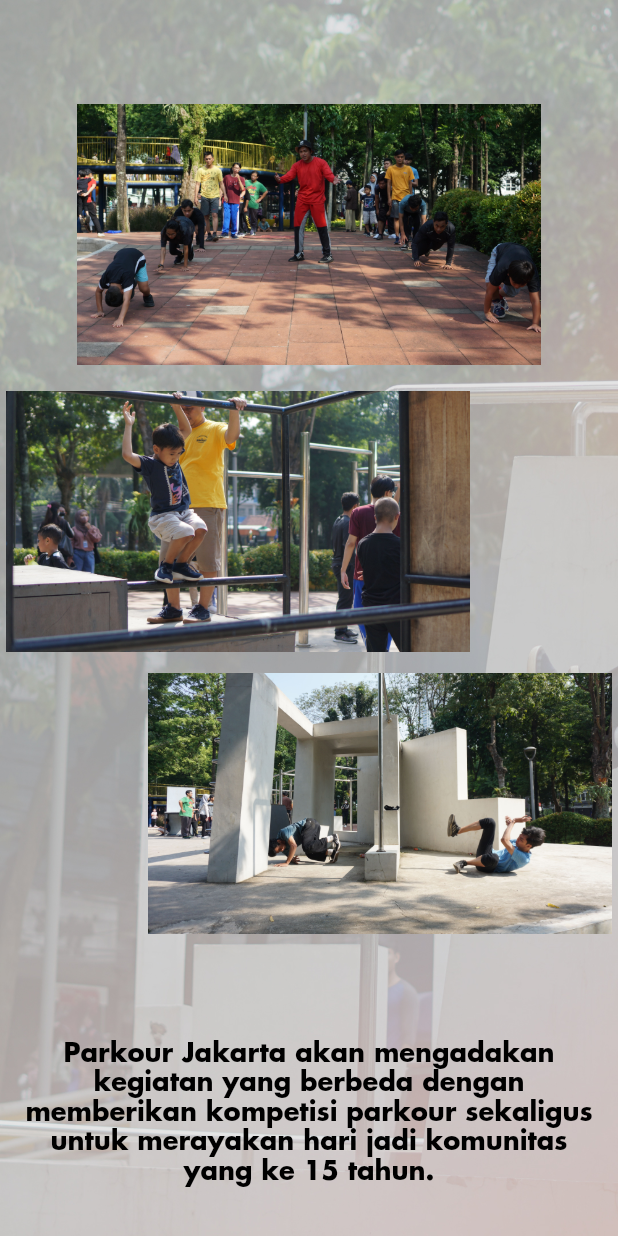
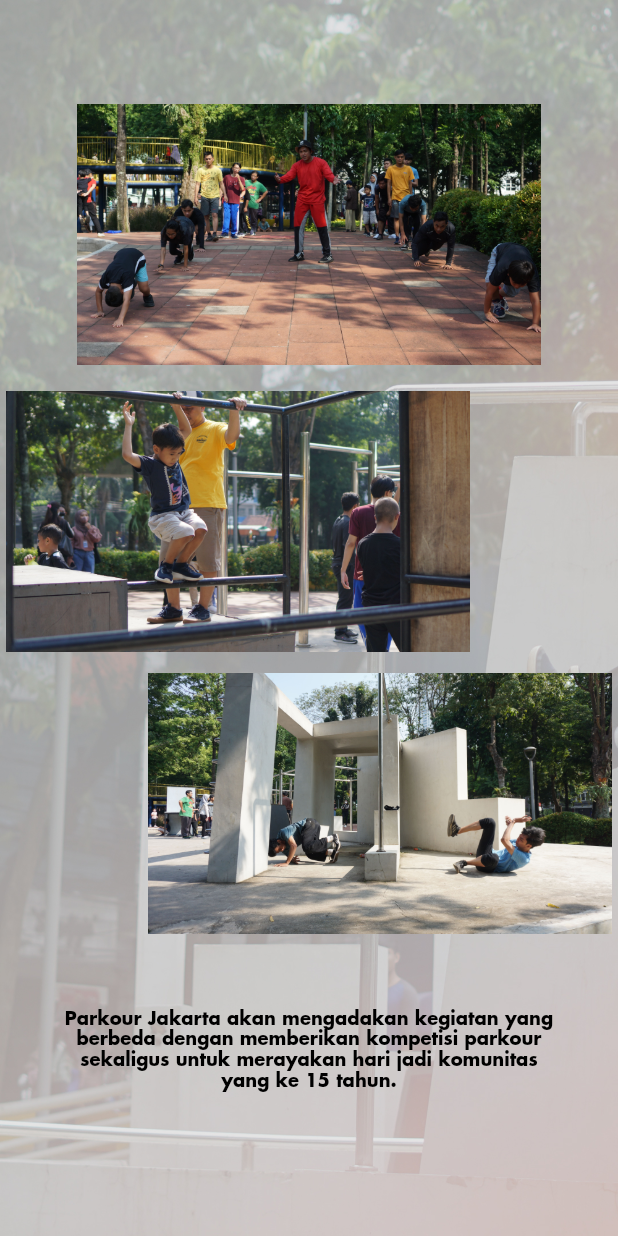
Before and after one commit to nurihsan95/website-parkourjkt, a Flutter app: the Body widget shown alone on an empty page, opened directly with empty values, on a phone screen of 412 x 824 dp. Run offline on Flutter 3.47's test engine with Material 2 defaults, Android fonts, the phone set to English and light mode, and no system bars; drawn by our look-alikes of auto_size_text; our stand-ins replace firebase_core, font_awesome_flutter, responsive_framework; accounts and stored records are empty.

Commit message:
Re-configure for responsive font and layout

```diff
--- a/lib/resource/resource.dart
+++ b/lib/resource/resource.dart
@@ -35,6 +35,11 @@ TextStyle ContentStyle = TextStyle(
   fontSize: 20,
 );
 
+TextStyle TabContentStyle = TextStyle(
+  fontFamily: 'Futura',
+  color: Color(0xFF000000),
+);
+
 TextStyle SubContentStyle = TextStyle(
   fontFamily: 'Futura',
   color: Color(0xFF000000),
--- a/lib/view/dessign_pattern/countdown.dart
+++ b/lib/view/dessign_pattern/countdown.dart
@@ -85,12 +85,13 @@ class _CountDownTimerState extends State<CountDownTimer> {
                 mainAxisAlignment: MainAxisAlignment.center,
                 children: [
                   Expanded(
+                    flex: 2,
                     child: Container(
-                      alignment: Alignment.bottomCenter,
+                      alignment: Alignment.center,
                       child: AutoSizeText(
                         days,
                         style: ContentStyle.copyWith(fontSize: 20),
-                        presetFontSizes: [60, 40],
+                        presetFontSizes: [60, 30, 14],
                       ),
                     ),
                   ),
@@ -98,6 +99,7 @@ class _CountDownTimerState extends State<CountDownTimer> {
                     child: AutoSizeText(
                       'HARI',
                       style: ContentStyle,
+                      presetFontSizes: [20, 14],
                     ),
                   )
                 ],
@@ -105,12 +107,13 @@ class _CountDownTimerState extends State<CountDownTimer> {
               Column(
                 children: [
                   Expanded(
+                    flex: 2,
                     child: Container(
-                      alignment: Alignment.bottomCenter,
+                      alignment: Alignment.center,
                       child: AutoSizeText(
                         ':',
                         style: ContentStyle.copyWith(fontSize: 20),
-                        presetFontSizes: [60, 40],
+                        presetFontSizes: [60, 30, 14],
                       ),
                     ),
                   ),
@@ -124,12 +127,13 @@ class _CountDownTimerState extends State<CountDownTimer> {
               Column(
                 children: [
                   Expanded(
+                    flex: 2,
                     child: Container(
-                      alignment: Alignment.bottomCenter,
+                      alignment: Alignment.center,
                       child: AutoSizeText(
                         hours,
                         style: ContentStyle.copyWith(fontSize: 20),
-                        presetFontSizes: [60, 40],
+                        presetFontSizes: [60, 30, 14],
                       ),
                     ),
                   ),
@@ -137,6 +141,7 @@ class _CountDownTimerState extends State<CountDownTimer> {
                     child: AutoSizeText(
                       'JAM',
                       style: ContentStyle,
+                      presetFontSizes: [20, 14],
                     ),
                   )
                 ],
@@ -144,12 +149,13 @@ class _CountDownTimerState extends State<CountDownTimer> {
               Column(
                 children: [
                   Expanded(
+                    flex: 2,
                     child: Container(
-                      alignment: Alignment.bottomCenter,
+                      alignment: Alignment.center,
                       child: AutoSizeText(
                         ':',
                         style: ContentStyle.copyWith(fontSize: 20),
-                        presetFontSizes: [60, 40],
+                        presetFontSizes: [60, 30, 14],
                       ),
                     ),
                   ),
@@ -163,12 +169,13 @@ class _CountDownTimerState extends State<CountDownTimer> {
               Column(
                 children: [
                   Expanded(
+                    flex: 2,
                     child: Container(
-                      alignment: Alignment.bottomCenter,
+                      alignment: Alignment.center,
                       child: AutoSizeText(
                         minutes,
                         style: ContentStyle.copyWith(fontSize: 20),
-                        presetFontSizes: [60, 40],
+                        presetFontSizes: [60, 30, 14],
                       ),
                     ),
                   ),
@@ -176,6 +183,7 @@ class _CountDownTimerState extends State<CountDownTimer> {
                     child: AutoSizeText(
                       'MENIT',
                       style: ContentStyle,
+                      presetFontSizes: [20, 14],
                     ),
                   )
                 ],
@@ -183,12 +191,13 @@ class _CountDownTimerState extends State<CountDownTimer> {
               Column(
                 children: [
                   Expanded(
+                    flex: 2,
                     child: Container(
-                      alignment: Alignment.bottomCenter,
+                      alignment: Alignment.center,
                       child: AutoSizeText(
                         ':',
                         style: ContentStyle.copyWith(fontSize: 20),
-                        presetFontSizes: [60, 40],
+                        presetFontSizes: [60, 30, 14],
                       ),
                     ),
                   ),
@@ -202,12 +211,13 @@ class _CountDownTimerState extends State<CountDownTimer> {
               Column(
                 children: [
                   Expanded(
+                    flex: 2,
                     child: Container(
-                      alignment: Alignment.bottomCenter,
+                      alignment: Alignment.center,
                       child: AutoSizeText(
                         seconds,
                         style: ContentStyle.copyWith(fontSize: 20),
-                        presetFontSizes: [60, 40],
+                        presetFontSizes: [60, 30, 14],
                       ),
                     ),
                   ),
@@ -215,6 +225,7 @@ class _CountDownTimerState extends State<CountDownTimer> {
                     child: AutoSizeText(
                       'DETIK',
                       style: ContentStyle,
+                      presetFontSizes: [20, 14],
                     ),
                   )
                 ],
@@ -223,6 +234,7 @@ class _CountDownTimerState extends State<CountDownTimer> {
           ),
         ),
         Expanded(
+          flex: 2,
           child: ElevatedButton(
             style: ElevatedButton.styleFrom(
               onPrimary: Color(0xFF000000),
@@ -230,10 +242,11 @@ class _CountDownTimerState extends State<CountDownTimer> {
             ),
             onPressed: _launchURL,
             child: Padding(
-              padding: EdgeInsets.symmetric(vertical: 5),
+              padding: EdgeInsets.symmetric(vertical: 2),
               child: AutoSizeText(
                 'Daftar Sekarang!'.toUpperCase(),
-                style: ContentStyle.copyWith(fontSize: 30),
+                style: ContentStyle,
+                presetFontSizes: [20, 14],
               ),
             ),
           ),
--- a/lib/view/home.dart
+++ b/lib/view/home.dart
@@ -77,7 +77,7 @@ class Header extends StatelessWidget {
                 stringHeader,
                 style: HeaderStyle,
                 textAlign: TextAlign.center,
-                presetFontSizes: [60, 40],
+                presetFontSizes: [60, 40, 30],
                 maxLines: 3,
               ),
             ),
@@ -256,12 +256,14 @@ class Body extends StatelessWidget {
           ),
           Flexible(
             child: Container(
-              width: screenSize.width * 0.95,
+              width: screenSize.width * 0.8,
+              height: screenSize.height * 0.1,
               alignment: Alignment.center,
               child: AutoSizeText(
                 stringBackgroundEvent,
                 textAlign: TextAlign.center,
                 style: ContentStyle,
+                maxLines: 5,
                 presetFontSizes: [20, 14],
               ),
             ),
@@ -307,7 +309,7 @@ class Footer extends StatelessWidget {
             ),
           ),
           Expanded(
-            flex: 5,
+            flex: 6,
             child: TabBarContent(screenSize: screenSize),
           ),
           Expanded(
```
Also changed, not shown: lib/view/dessign_pattern/tab_bar.dart (+12 -4 lines), 1 other file.
